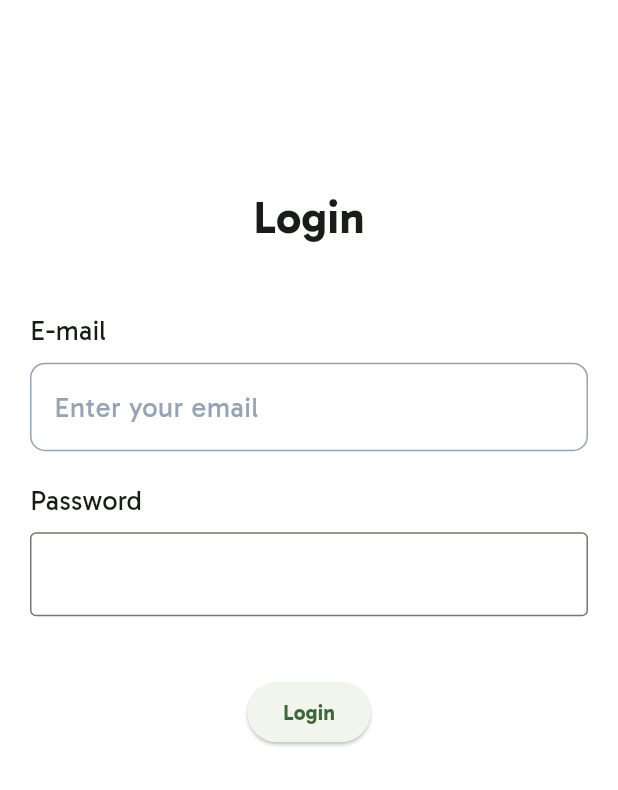
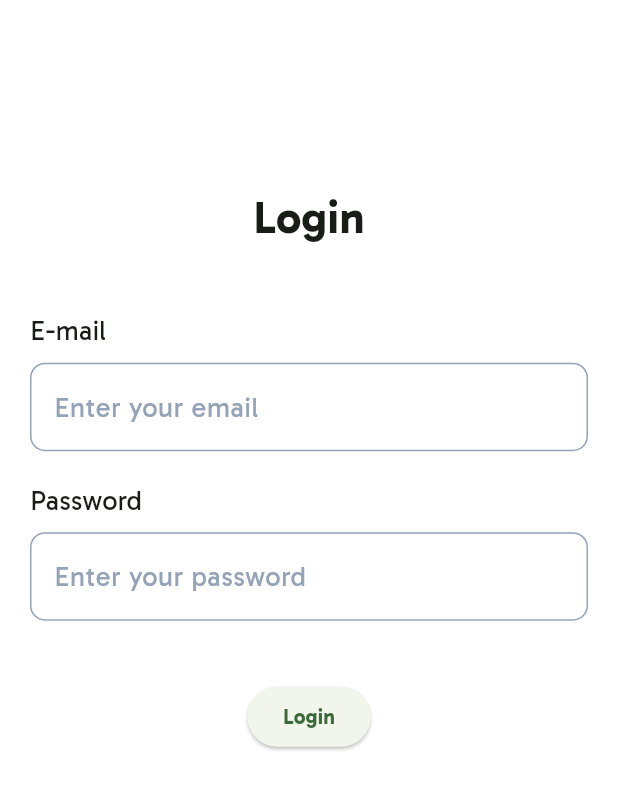
Before and after one commit to FahadMehboob/Match-Lagao, a Flutter app: the screen it shows after launch, on a phone screen of 412 x 824 dp. Shown: the top 790 px of the screen. Run offline on Flutter 3.47's test engine with Material 3 defaults, Android fonts, the phone set to English and light mode, and no system bars; our stand-ins replace get.

Commit message:
password textfield decoration changes

```diff
--- a/lib/view/login/login_screen.dart
+++ b/lib/view/login/login_screen.dart
@@ -84,8 +84,28 @@ class LoginScreen extends StatelessWidget {
                 TextFormField(
                   controller: passwordController,
                   obscureText: true,
-                  decoration: const InputDecoration(
-                    border: OutlineInputBorder(),
+                   decoration: InputDecoration(
+                    hintText: 'password_hint'.tr,
+                    hintStyle: AppFonts.gabaritoRegular.copyWith(
+                        fontSize: 18, color: AppColors.inputFieldBorder),
+                    focusedErrorBorder: OutlineInputBorder(
+                      borderSide: const BorderSide(color: AppColors.errorColor),
+                      borderRadius: BorderRadius.circular(10),
+                    ),
+                    focusedBorder: OutlineInputBorder(
+                      borderSide:
+                          const BorderSide(color: AppColors.primaryColor),
+                      borderRadius: BorderRadius.circular(10),
+                    ),
+                    enabledBorder: OutlineInputBorder(
+                      borderSide:
+                          const BorderSide(color: AppColors.inputFieldBorder),
+                      borderRadius: BorderRadius.circular(10),
+                    ),
+                    errorBorder: OutlineInputBorder(
+                      borderSide: const BorderSide(color: AppColors.errorColor),
+                      borderRadius: BorderRadius.circular(10),
+                    ),
                   ),
                   validator: (value) {
                     if (value == null || value.isEmpty) {
```
